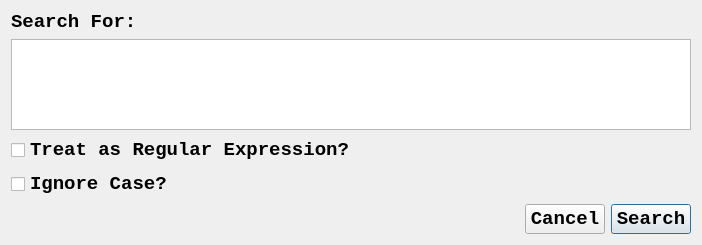
This is src/main/python/uifiles/searchui.ui in travisseymour/EPICpy as Qt 5 draws it before an edit. The edited form follows.
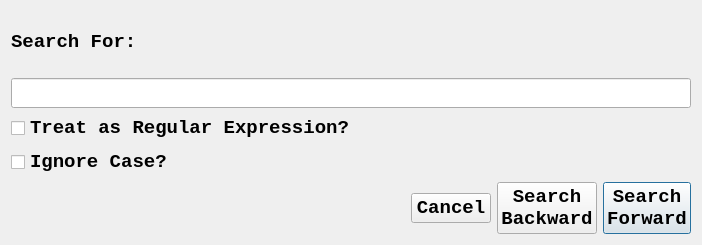
This is the edited form.

Commit message: Improved search dialog. backwards button plus enter to close.

The edit to the form file:
```diff
--- a/src/main/python/uifiles/searchui.ui
+++ b/src/main/python/uifiles/searchui.ui
@@ -58,15 +58,9 @@
         </widget>
        </item>
        <item>
-        <widget class="QPlainTextEdit" name="plainTextEditSearchText">
-         <property name="font">
-          <font>
-           <family>Consolas</family>
-           <pointsize>14</pointsize>
-          </font>
-         </property>
-         <property name="styleSheet">
-          <string notr="true"/>
+        <widget class="QLineEdit" name="lineEditSearchText">
+         <property name="clearButtonEnabled">
+          <bool>true</bool>
          </property>
         </widget>
        </item>
@@ -149,7 +143,27 @@
           </font>
          </property>
          <property name="text">
-          <string>Search</string>
+          <string>Search
+Backward</string>
+         </property>
+         <property name="default">
+          <bool>false</bool>
+         </property>
+        </widget>
+       </item>
+       <item>
+        <widget class="QPushButton" name="pushButtonSearchForward">
+         <property name="font">
+          <font>
+           <family>Consolas</family>
+           <pointsize>14</pointsize>
+           <weight>75</weight>
+           <bold>true</bold>
+          </font>
+         </property>
+         <property name="text">
+          <string>Search
+Forward</string>
          </property>
          <property name="default">
           <bool>true</bool>
```
Left out of the diff: 2 changed lines with no effect on the pictures. The commit also changes 3 other files.
